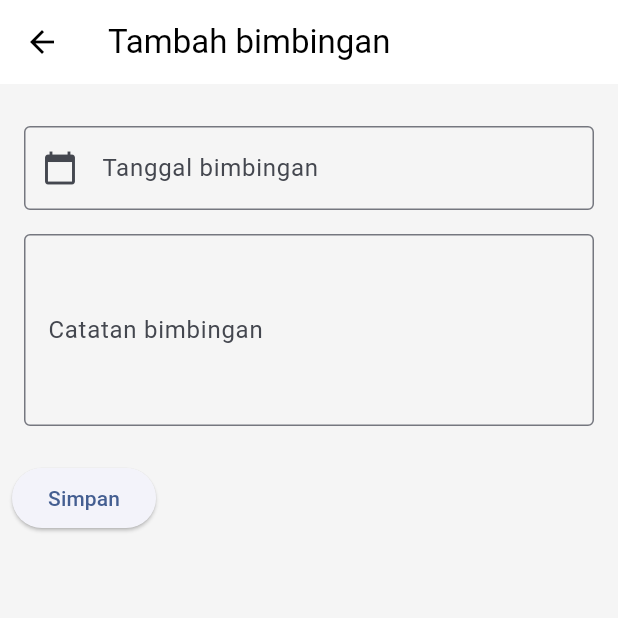
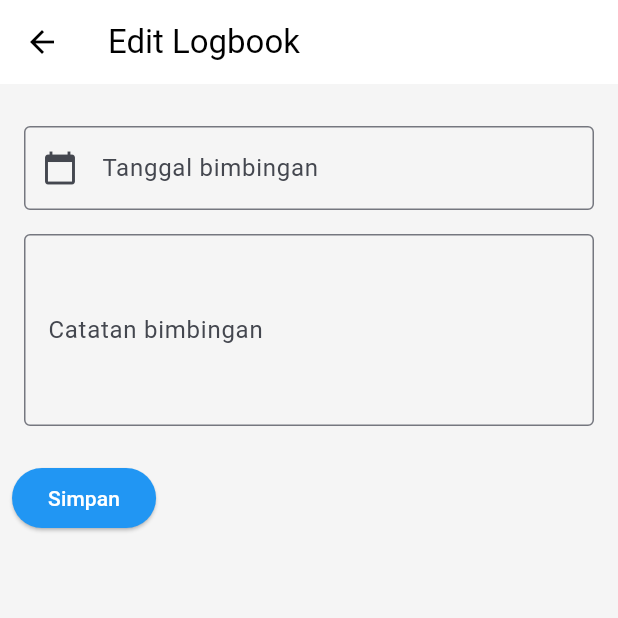
Before and after one commit to abhiramadamas/FP-PPB, a Flutter app: the screen it shows after launch, item 2 of the bottom bar chosen, after a tap on "Tambah Bimbingan", on a phone screen of 412 x 824 dp, the top half of it. Run offline on Flutter 3.47's test engine with Material 3 defaults, Android fonts, the phone set to English and light mode, and no system bars; our stand-ins replace cloud_firestore, firebase_core; accounts and stored records are empty; generated files the repository leaves out were written again.

Commit message:
feat: crud logbook with firebase

```diff
--- /dev/null
+++ b/lib/models/logbook.dart
@@ -0,0 +1,41 @@
+import 'package:cloud_firestore/cloud_firestore.dart';
+
+class Logbook {
+  String note;
+  Timestamp date;
+  Timestamp? createdAt;
+
+  Logbook({
+    required this.note,
+    required this.date,
+    this.createdAt,
+  });
+
+  Logbook.fromJson(Map<String, Object?> json)
+      : this(
+          note: json["note"]! as String,
+          date: json["date"]! as Timestamp,
+          createdAt: json["createdAt"]! as Timestamp,
+        );
+
+  Logbook copyWith({
+    String? note,
+    Timestamp? date,
+    Timestamp? createdAt,
+    Timestamp? updatedAt,
+  }) {
+    return Logbook(
+      note: note ?? this.note,
+      date: date ?? this.date,
+      createdAt: createdAt ?? this.createdAt,
+    );
+  }
+
+  Map<String, Object?> toJson() {
+    return {
+      'note': note,
+      'date': date,
+      'createdAt': createdAt,
+    };
+  }
+}
--- /dev/null
+++ b/lib/services/logbook_service.dart
@@ -0,0 +1,47 @@
+import 'package:cloud_firestore/cloud_firestore.dart';
+import 'package:logprota/models/logbook.dart';
+
+const String logbookCollectionRef = "logbooks";
+
+class LogbookService {
+  final _firestore = FirebaseFirestore.instance;
+  late final CollectionReference _logbooksRef;
+
+  LogbookService() {
+    _logbooksRef = _firestore
+        .collection(logbookCollectionRef)
+        .withConverter<Logbook>(
+          fromFirestore: (snapshot, _) => Logbook.fromJson(snapshot.data()!),
+          toFirestore: (logbook, _) => logbook.toJson(),
+        );
+  }
+
+  Stream<QuerySnapshot> getLogbooks() {
+    return _logbooksRef.orderBy("date", descending: true).snapshots();
+  }
+
+  Future<Logbook> getLogbook(String logbookId) async {
+    DocumentSnapshot<Object?> logbookDoc =
+        await _logbooksRef.doc(logbookId).get();
+
+    return Logbook(
+      note: logbookDoc["note"],
+      date: logbookDoc["date"],
+      createdAt: logbookDoc["createdAt"],
+    );
+  }
+
+  void addLogbook(Logbook logbook) async {
+    logbook.createdAt = Timestamp.now();
+    await _logbooksRef.add(logbook);
+  }
+
+  void updateLogbook(String logbookId, Logbook logbook) {
+    logbook.createdAt = Timestamp.now();
+    _logbooksRef.doc(logbookId).update(logbook.toJson());
+  }
+
+  void deleteLogbook(String logbookId) async {
+    await _logbooksRef.doc(logbookId).delete();
+  }
+}
--- a/lib/ui/views/logbook/logbook_add_page.dart
+++ b/lib/ui/views/logbook/logbook_form_page.dart
@@ -1,21 +1,42 @@
+import 'package:cloud_firestore/cloud_firestore.dart';
 import 'package:flutter/material.dart';
+import 'package:logprota/models/logbook.dart';
+import 'package:logprota/services/logbook_service.dart';
 
-class LogbookAddPage extends StatefulWidget {
-  const LogbookAddPage({super.key});
+class LogbookFormPage extends StatefulWidget {
+  final String? logbookId;
+  final String? note;
+  final Timestamp? date;
+  const LogbookFormPage({super.key, this.logbookId, this.note, this.date});
 
   @override
-  State<LogbookAddPage> createState() => _LogbookAddPageState();
+  State<LogbookFormPage> createState() => _LogbookFormPageState();
 }
 
-class _LogbookAddPageState extends State<LogbookAddPage> {
+class _LogbookFormPageState extends State<LogbookFormPage> {
   final formKey = GlobalKey<FormState>();
   final noteController = TextEditingController();
   final dateController = TextEditingController();
+  final _logbookService = LogbookService();
+  @override
+  void initState() {
+    super.initState();
+    if (widget.note != null) {
+      noteController.text = widget.note!;
+    }
+    if (widget.date != null) {
+      DateTime dateTime = widget.date!.toDate();
+      dateController.text = dateTime.toString().split(" ")[0];
+    }
+  }
+
   @override
   Widget build(BuildContext context) {
+    String formTitle =
+        widget.logbookId != null ? "Tambah Logbook" : "Edit Logbook";
     return Scaffold(
       appBar: AppBar(
-        title: const Text("Tambah bimbingan"),
+        title: Text(formTitle),
       ),
       body: Padding(
         padding: const EdgeInsets.symmetric(horizontal: 8.0, vertical: 20.0),
@@ -50,6 +71,7 @@ class _LogbookAddPageState extends State<LogbookAddPage> {
                   Padding(
                     padding: const EdgeInsets.all(8.0),
                     child: TextFormField(
+                      controller: noteController,
                       decoration: const InputDecoration(
                         border: OutlineInputBorder(),
                         labelText: "Catatan bimbingan",
@@ -64,22 +86,7 @@ class _LogbookAddPageState extends State<LogbookAddPage> {
                       },
                     ),
                   ),
-                  Padding(
-                    padding: const EdgeInsets.symmetric(vertical: 16),
-                    child: ElevatedButton(
-                      onPressed: () {
-                        if (formKey.currentState!.validate()) {
-                          // If the form is valid, display a snackbar. In the real world,
-                          // you'd often call a server or save the information in a database.
-                          ScaffoldMessenger.of(context).showSnackBar(
-                            const SnackBar(
-                                content: Text('Menyimpan logbook bimbingan')),
-                          );
-                        }
-                      },
-                      child: const Text("Simpan"),
-                    ),
-                  ),
+                  _saveButton(),
                 ],
               ),
             ),
@@ -90,9 +97,10 @@ class _LogbookAddPageState extends State<LogbookAddPage> {
   }
 
   Future<void> _selectDate() async {
+    DateTime initialDate = widget.date?.toDate() ?? DateTime.now();
     DateTime? picked = await showDatePicker(
       context: context,
-      initialDate: DateTime.now(),
+      initialDate: initialDate,
       firstDate: DateTime(2000),
       lastDate: DateTime(2100),
     );
@@ -102,4 +110,34 @@ class _LogbookAddPageState extends State<LogbookAddPage> {
       });
     }
   }
+
+  Widget _saveButton() {
+    return Padding(
+      padding: const EdgeInsets.symmetric(vertical: 16),
+      child: ElevatedButton(
+        style: const ButtonStyle(
+          backgroundColor: WidgetStatePropertyAll<Color>(Colors.blue),
+          foregroundColor: WidgetStatePropertyAll<Color>(Colors.white),
+        ),
+        onPressed: () {
+          if (formKey.currentState!.validate()) {
+            DateTime dateTime = DateTime.parse(dateController.text);
+            Logbook logbook = Logbook(
+              note: noteController.text,
+              date: Timestamp.fromDate(dateTime),
+            );
+            if (widget.logbookId != null) {
+              // save edit
+              _logbookService.updateLogbook(widget.logbookId!, logbook);
+            } else {
+              // save add
+              _logbookService.addLogbook(logbook);
+            }
+            Navigator.of(context).pop();
+          }
+        },
+        child: const Text("Simpan"),
+      ),
+    );
+  }
 }
--- a/lib/ui/views/logbook/logbook_page.dart
+++ b/lib/ui/views/logbook/logbook_page.dart
@@ -1,16 +1,25 @@
 import 'package:flutter/material.dart';
-import 'package:logprota/ui/views/logbook/logbook_add_page.dart';
-import 'package:logprota/ui/views/logbook/logbook_detail_page.dart';
+import 'package:intl/intl.dart';
+import 'package:logprota/models/logbook.dart';
+import 'package:logprota/services/logbook_service.dart';
+import 'package:logprota/ui/views/logbook/logbook_form_page.dart';
+import 'package:logprota/ui/views/logbook/widgets/logbook_list.dart';
 
-class LogbookPage extends StatelessWidget {
+class LogbookPage extends StatefulWidget {
   const LogbookPage({super.key});
 
+  @override
+  State<LogbookPage> createState() => _LogbookPageState();
+}
+
+class _LogbookPageState extends State<LogbookPage> {
+  final _logbookService = LogbookService();
   @override
   Widget build(BuildContext context) {
     return Scaffold(
       appBar: AppBar(
         title: const Text(
-          "Logbook TA",
+          "Logbook Bimbingan",
         ),
         //actions: const [
         //  Padding(
@@ -21,141 +30,59 @@ class LogbookPage extends StatelessWidget {
         //  ),
         //],
       ),
-      body: SingleChildScrollView(
-        child: Padding(
-          padding: const EdgeInsets.all(8.0),
-          child: Column(
-            crossAxisAlignment: CrossAxisAlignment.stretch,
-            children: [
-              Card(
-                child: Padding(
-                  padding: const EdgeInsets.all(12.0),
-                  child: Column(
-                    crossAxisAlignment: CrossAxisAlignment.start,
-                    mainAxisSize: MainAxisSize.min,
-                    children: [
-                      const Text(
-                        "Judul Tugas Akhir Anda",
-                        style: TextStyle(
-                          fontStyle: FontStyle.italic,
-                          color: Colors.grey,
-                        ),
-                      ),
-                      Text(
-                        'Sistem Rekomendasi Berbasis Website Untuk Pemilihan Program Keterampilan SMA/MA Double Track dengan Metode AHP'
-                            .toUpperCase(),
-                        style: const TextStyle(
-                          fontSize: 16.0,
-                          fontWeight: FontWeight.bold,
-                        ),
-                      ),
-                    ],
-                  ),
-                ),
-              ),
-              const SizedBox(height: 10.0),
-              const Card(
-                child: Padding(
-                  padding: EdgeInsets.all(12.0),
-                  child: Column(
-                    crossAxisAlignment: CrossAxisAlignment.stretch,
-                    children: [
-                      Text(
-                        "Pembimbingan Dosen",
-                        style: TextStyle(
-                            fontWeight: FontWeight.bold, fontSize: 21.0),
-                      ),
-                      SizedBox(height: 10.0),
-                      LogbookItemCard(
-                        id: "first id",
-                        createdAt: "29 April 2024 15.30",
-                        number: 3,
-                      ),
-                      SizedBox(height: 8.0),
-                      LogbookItemCard(
-                        id: "second id",
-                        createdAt: "29 April 2024 12.15",
-                        number: 2,
-                      ),
-                      SizedBox(height: 8.0),
-                      LogbookItemCard(
-                        id: "third id",
-                        createdAt: "13 Maret 2024 13.30",
-                        number: 1,
-                      ),
-                      SizedBox(height: 8.0),
-                    ],
-                  ),
-                ),
-              ),
-            ],
-          ),
-        ),
-      ),
+      body: _buildUi(),
       floatingActionButton: FloatingActionButton.extended(
         label: const Text("Tambah Bimbingan"),
         icon: const Icon(Icons.add),
         onPressed: () async {
           await Navigator.of(context).push(
-            MaterialPageRoute(builder: (context) => const LogbookAddPage()),
+            MaterialPageRoute(builder: (context) => const LogbookFormPage()),
+          );
+        },
+      ),
+    );
+  }
+
+  Widget _buildUi() {
+    return SafeArea(
+        child: Column(
+      children: [_logbookListView()],
+    ));
+  }
+
+  Widget _logbookListView() {
+    return SizedBox(
+      height: MediaQuery.sizeOf(context).height * 0.80,
+      width: MediaQuery.sizeOf(context).width,
+      child: StreamBuilder(
+        stream: _logbookService.getLogbooks(),
+        builder: (context, snapshot) {
+          List logbooks = snapshot.data?.docs ?? [];
+          if (logbooks.isEmpty) {
+            return const Center(
+              child: Text("Tidak ada logbook"),
+            );
+          }
+          return ListView.builder(
+            itemCount: logbooks.length,
+            itemBuilder: (context, index) {
+              Logbook logbook = logbooks[index].data();
+              String formatedDate =
+                  DateFormat("dd MMMM yyyy").format(logbook.date.toDate());
+              String logbookId = logbooks[index].id;
+
+              return Padding(
+                padding: const EdgeInsets.all(8.0),
+                child: LogbookItemCard(
+                  createdAt: formatedDate,
+                  number: logbooks.length - index,
+                  id: logbookId,
+                ),
+              );
+            },
           );
         },
       ),
     );
   }
 }
-
-class LogbookItemCard extends StatelessWidget {
-  final String createdAt;
-  final int number;
-  final String id;
-  const LogbookItemCard(
-      {super.key,
-      required this.createdAt,
-      required this.number,
-      required this.id});
-
-  @override
-  Widget build(BuildContext context) {
-    return GestureDetector(
-      onTap: () async {
-        await Navigator.of(context).push(
-          MaterialPageRoute(
-              builder: (context) => LogbookDetailPage(
-                    logbookId: id,
-                    number: number,
-                  )),
-        );
-      },
-      child: Container(
-        decoration: BoxDecoration(
-          border: Border.all(
-            color: Colors.black12,
-            width: 1.0,
-          ),
-          borderRadius: BorderRadius.circular(10.0),
-        ),
-        child: Padding(
-          padding: const EdgeInsets.all(8.0),
-          child: Column(
-            crossAxisAlignment: CrossAxisAlignment.start,
-            children: [
-              Text(
-                "Bimbingan ${number.toString()}",
-                style: const TextStyle(
-                  fontWeight: FontWeight.bold,
-                ),
-              ),
-              Text(
-                "Tanggal bimbingan $createdAt",
-                style: const TextStyle(
-                  color: Colors.black54,
-                ),
-              ),
-            ],
-          ),
-        ),
-      ),
-    );
-  }
-}
--- a/pubspec.yaml
+++ b/pubspec.yaml
@@ -37,6 +37,9 @@ dependencies:
   cupertino_icons: ^1.0.6
   shimmer_animation: ^2.1.0+1
   firebase_core: ^2.32.0
+  cloud_firestore: ^4.17.5
+  timeago: ^3.6.1
+  intl: ^0.19.0
 
 dev_dependencies:
   flutter_test:
```
Also changed, not shown: lib/ui/views/logbook/logbook_detail_page.dart (+122 -88 lines), lib/ui/views/logbook/widgets/logbook_list.dart (added, +91 -0 lines), pubspec.lock.
